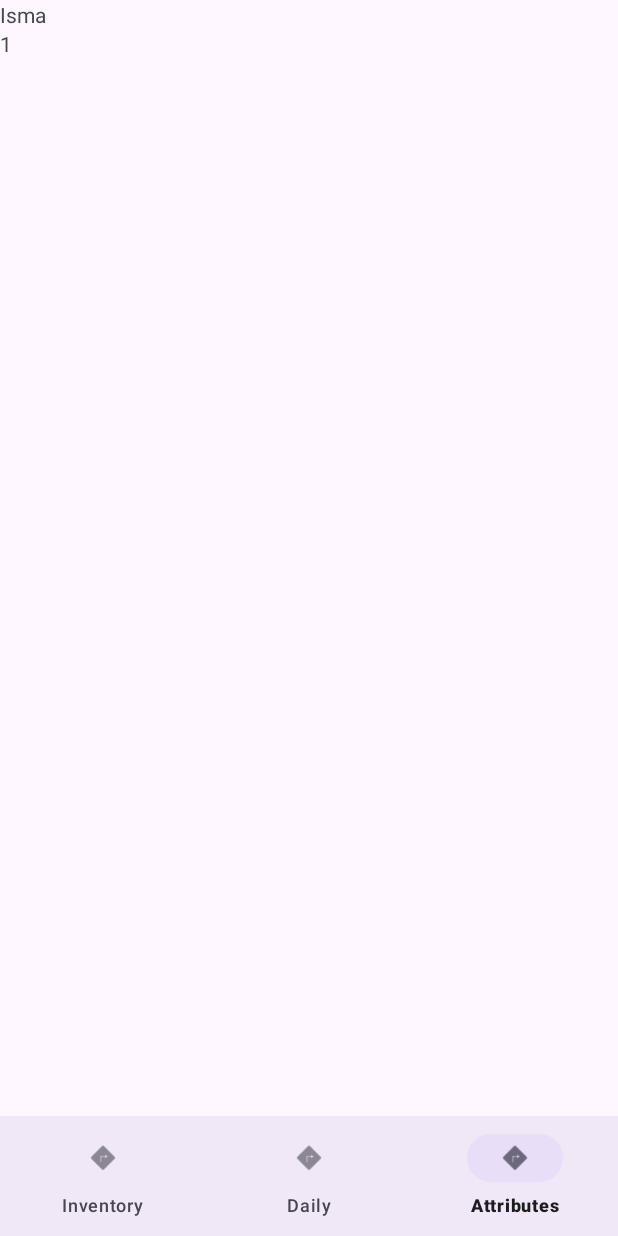
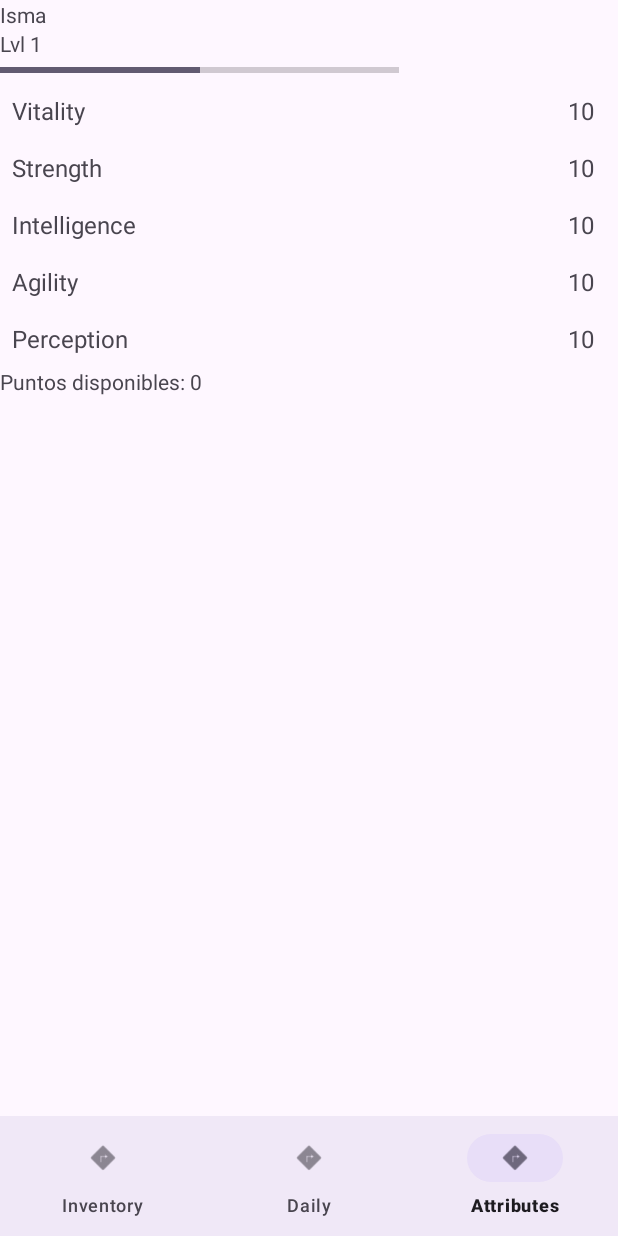
Before and after one commit to IsmaMH779/QuestGrind, an Android app: the AttributesFragment screen opened through its navigation route, on a phone screen of 412 x 824 dp. Run offline under Robolectric (Android 15) with nearby library versions, the phone set to English and light mode, and no system bars; our stand-ins replace navigation-ui.

Commit message:
AttributesFragemnt terminado

```diff
--- /dev/null
+++ b/app/src/main/java/com/example/questgrind/attributes/AttributesAdapter.java
@@ -0,0 +1,81 @@
+package com.example.questgrind.attributes;
+
+import android.view.LayoutInflater;
+import android.view.View;
+import android.view.ViewGroup;
+import android.widget.Button;
+import android.widget.TextView;
+
+import androidx.annotation.NonNull;
+import androidx.recyclerview.widget.RecyclerView;
+
+import com.example.questgrind.R;
+import com.example.questgrind.dailyQuest.QuestAdapter;
+import com.example.questgrind.viewModel.ViewModel;
+
+import java.util.ArrayList;
+import java.util.Arrays;
+import java.util.List;
+
+public class AttributesAdapter extends RecyclerView.Adapter<AttributesAdapter.AttributeViewHolder> {
+
+    private final String[] attributes = {"Vitality", "Strength", "Intelligence", "Agility", "Perception"};
+
+    private ViewModel viewModel;
+    private final OnAddPointClickListener onAddPointClickListener;
+
+    public interface OnAddPointClickListener {
+        void onAddPointClick(int position);
+    }
+
+    public AttributesAdapter(ViewModel viewModel, OnAddPointClickListener listener) {
+        this.viewModel = viewModel;
+        this.onAddPointClickListener = listener;
+    }
+
+    @NonNull
+    @Override
+    public AttributeViewHolder onCreateViewHolder(@NonNull ViewGroup parent, int viewType) {
+        View view = LayoutInflater.from(parent.getContext())
+                .inflate(R.layout.item_attribute, parent, false);
+        return new AttributeViewHolder(view);
+    }
+
+    @Override
+    public void onBindViewHolder(@NonNull AttributeViewHolder holder, int position) {
+        // extraer el nombre del atributo
+        String attribute = attributes[position];
+        int value = 0;
+
+        switch (position) {
+            case 0: value = viewModel.getPlayer().getValue().getVitality(); break;
+            case 1: value = viewModel.getPlayer().getValue().getStrength(); break;
+            case 2: value = viewModel.getPlayer().getValue().getIntelligence(); break;
+            case 3: value = viewModel.getPlayer().getValue().getAgility(); break;
+            case 4: value = viewModel.getPlayer().getValue().getPerception(); break;
+        }
+
+        holder.attributeName.setText(attribute);
+        holder.attributeValue.setText(String.valueOf(value));
+        holder.addButton.setVisibility(viewModel.getPlayer().getValue().getAviableSkillPoints() > 0 ? View.VISIBLE : View.GONE);
+
+        holder.addButton.setOnClickListener(v -> onAddPointClickListener.onAddPointClick(position));
+    }
+
+    @Override
+    public int getItemCount() {
+        return attributes.length;
+    }
+
+    static class AttributeViewHolder extends RecyclerView.ViewHolder {
+        TextView attributeName, attributeValue;
+        Button addButton;
+
+        public AttributeViewHolder(@NonNull View itemView) {
+            super(itemView);
+            attributeName = itemView.findViewById(R.id.attributeName);
+            attributeValue = itemView.findViewById(R.id.attributeValue);
+            addButton = itemView.findViewById(R.id.addButton);
+        }
+    }
+}
--- a/app/src/main/java/com/example/questgrind/attributes/AttributesFragment.java
+++ b/app/src/main/java/com/example/questgrind/attributes/AttributesFragment.java
@@ -1,11 +1,13 @@
 package com.example.questgrind.attributes;
 
+import android.annotation.SuppressLint;
 import android.os.Bundle;
 
 import androidx.annotation.NonNull;
 import androidx.annotation.Nullable;
 import androidx.fragment.app.Fragment;
 import androidx.lifecycle.ViewModelProvider;
+import androidx.recyclerview.widget.LinearLayoutManager;
 import androidx.recyclerview.widget.RecyclerView;
 
 import android.view.LayoutInflater;
@@ -13,6 +15,7 @@ import android.view.View;
 import android.view.ViewGroup;
 
 import com.example.questgrind.R;
+import com.example.questgrind.dailyQuest.QuestAdapter;
 import com.example.questgrind.databinding.FragmentAttributesBinding;
 import com.example.questgrind.databinding.FragmentDailyQuestBinding;
 import com.example.questgrind.viewModel.ViewModel;
@@ -29,16 +32,37 @@ public class AttributesFragment extends Fragment {
         return binding.getRoot();
     }
 
+    @SuppressLint("SetTextI18n")
     @Override
     public void onViewCreated(@NonNull View view, @Nullable Bundle savedInstanceState) {
         super.onViewCreated(view, savedInstanceState);
+
+        // configurar recyclerview
+        binding.recyclerView.setLayoutManager(new LinearLayoutManager(requireContext()));
 
         // obtener el ViewModel
         viewModel = new ViewModelProvider(requireActivity()).get(ViewModel.class);
 
         viewModel.getPlayer().observe(getViewLifecycleOwner(), player -> {
             binding.playerName.setText(player.getName());
-            binding.playerLevel.setText(String.valueOf(player.getLevel()));
+            binding.playerLevel.setText(String.valueOf("Lvl " + player.getLevel()));
+
+            int currentXP = player.getXp();
+            int maxXP = player.getXpToNextLevel();
+            binding.xpBar.setMax(maxXP);
+            binding.xpBar.setProgress(currentXP);
+
+            AttributesAdapter adapter = new AttributesAdapter(viewModel, position -> {
+                viewModel.addLevelToAttribute(position);
+            });
+
+            binding.recyclerView.setAdapter(adapter);
+
+            if (player.getAviableSkillPoints() > 0) {
+                binding.aviablePointsText.setText("Puntos disponibles: " + String.valueOf(player.getAviableSkillPoints()));
+            } else {
+                binding.aviablePointsText.setText("Puntos disponibles: 0");
+            }
         });
 
     }
--- a/app/src/main/java/com/example/questgrind/attributes/Player.java
+++ b/app/src/main/java/com/example/questgrind/attributes/Player.java
@@ -22,14 +22,14 @@ public class Player {
     public Player(String name, int level) {
         this.name = name;
         this.level = level;
-        this.xp = 0;
-        this.xpToNextLevel = 10;
+        this.xp = 50;
+        this.xpToNextLevel = 100;
         this.vitality = 10;
         this.strength = 10;
         this.intelligence = 10;
         this.agility = 10;
         this.perception = 10;
-        this.aviableSkillPoints = 10;
+        this.aviableSkillPoints = 0;
     }
 
     public String getName() {
--- a/app/src/main/java/com/example/questgrind/dailyQuest/DailyQuestFragment.java
+++ b/app/src/main/java/com/example/questgrind/dailyQuest/DailyQuestFragment.java
@@ -51,6 +51,7 @@ public class DailyQuestFragment extends Fragment {
         // observar los datos del boleano que determina si se han completado todas las misiones
         viewModel.getAllQuestsCompleted().observe(getViewLifecycleOwner(), isCompleted -> {
             if (isCompleted != null && isCompleted) {
+                viewModel.givePoints();
                 binding.completedInfo.setText("Has completado todas las misiones");
             } else {
                 binding.completedInfo.setText("Completa todas las misiones");
--- a/app/src/main/java/com/example/questgrind/viewModel/ViewModel.java
+++ b/app/src/main/java/com/example/questgrind/viewModel/ViewModel.java
@@ -12,6 +12,7 @@ import com.example.questgrind.dailyQuest.Quest;
 
 import java.util.ArrayList;
 import java.util.List;
+import java.util.Objects;
 import java.util.concurrent.Executor;
 import java.util.concurrent.Executors;
 
@@ -20,8 +21,8 @@ public class ViewModel extends AndroidViewModel {
     // quest
     private MutableLiveData<List<Quest>> questList = new MutableLiveData<>();
     private MutableLiveData<Boolean> allQuestsCompleted = new MutableLiveData<>(false);
-
     private MutableLiveData<Player> player = new MutableLiveData<>();
+    private MutableLiveData<Integer> aviableSkillPoints = new MutableLiveData<>(0);
 
     // Constructor
     public ViewModel(@NonNull Application application) {
@@ -39,6 +40,8 @@ public class ViewModel extends AndroidViewModel {
 
         Player p = new Player("Isma", 1);
         player.setValue(p);
+
+        aviableSkillPoints.setValue(p.getAviableSkillPoints());
     }
 
     /*
@@ -87,6 +90,10 @@ public class ViewModel extends AndroidViewModel {
     Todo lo que tiene que ver con AttributesFragment
     */
 
+    public MutableLiveData<Integer> getAviableSkillPoints() {
+        return aviableSkillPoints;
+    }
+
     public MutableLiveData<Player> getPlayer() {
         return player;
     }
@@ -96,26 +103,35 @@ public class ViewModel extends AndroidViewModel {
 
             Player playerUpdate = player.getValue();
             switch (attributePos) {
-                case 1:
+                case 0:
                     playerUpdate.setVitality(playerUpdate.getVitality() + 1);
                     break;
-                case 2:
+                case 1:
                     playerUpdate.setStrength(playerUpdate.getStrength() + 1);
                     break;
-                case 3:
+                case 2:
                     playerUpdate.setIntelligence(playerUpdate.getIntelligence() + 1);
                     break;
-                case 4:
+                case 3:
                     playerUpdate.setAgility(playerUpdate.getAgility() + 1);
                     break;
-                case 5:
+                case 4:
                     playerUpdate.setPerception(playerUpdate.getPerception() + 1);
                     break;
             }
-
+            playerUpdate.setAviableSkillPoints(playerUpdate.getAviableSkillPoints() - 1);
             player.setValue(playerUpdate);
         }
 
     }
 
+    public void givePoints() {
+        Player playerUpdated = player.getValue();
+
+        playerUpdated.setAviableSkillPoints(playerUpdated.getAviableSkillPoints() + 3);
+
+        player.setValue(playerUpdated);
+
+        aviableSkillPoints.setValue(player.getValue().getAviableSkillPoints());
+    }
 }
--- a/app/src/main/res/layout/fragment_attributes.xml
+++ b/app/src/main/res/layout/fragment_attributes.xml
@@ -16,13 +16,30 @@
         <TextView
             android:id="@+id/playerName"
             android:layout_width="wrap_content"
-            android:layout_height="wrap_content"
-            android:text="PlayerName" />
+            android:layout_height="wrap_content"/>
 
         <TextView
             android:id="@+id/playerLevel"
             android:layout_width="wrap_content"
+            android:layout_height="wrap_content"/>
+
+        <ProgressBar
+            android:id="@+id/xpBar"
+            style="?android:attr/progressBarStyleHorizontal"
+            android:layout_width="266dp"
             android:layout_height="wrap_content"
-            android:text="Level 0" />
+            />
+
+        <androidx.recyclerview.widget.RecyclerView
+            android:id="@+id/recyclerView"
+            android:layout_width="match_parent"
+            android:layout_height="wrap_content" />
+
+        <TextView
+            android:id="@+id/aviablePointsText"
+            android:layout_width="wrap_content"
+            android:layout_height="wrap_content"
+            />
+
     </LinearLayout>
 </FrameLayout>
--- /dev/null
+++ b/app/src/main/res/layout/item_attribute.xml
@@ -0,0 +1,30 @@
+<?xml version="1.0" encoding="utf-8"?>
+<LinearLayout
+    xmlns:android="http://schemas.android.com/apk/res/android"
+    android:layout_width="match_parent"
+    android:layout_height="wrap_content"
+    android:orientation="horizontal"
+    android:padding="8dp">
+
+    <TextView
+        android:id="@+id/attributeName"
+        android:layout_width="0dp"
+        android:layout_height="wrap_content"
+        android:layout_weight="1"
+        android:text=""
+        android:textSize="16sp" />
+
+    <TextView
+        android:id="@+id/attributeValue"
+        android:layout_width="wrap_content"
+        android:layout_height="wrap_content"
+        android:paddingEnd="8dp"
+        android:text="0"
+        android:textSize="16sp" />
+
+    <Button
+        android:id="@+id/addButton"
+        android:layout_width="wrap_content"
+        android:layout_height="wrap_content"
+        android:text="+ Add" />
+</LinearLayout>
```
Also changed, not shown: app/src/main/res/drawable/addbutton.png (added).
